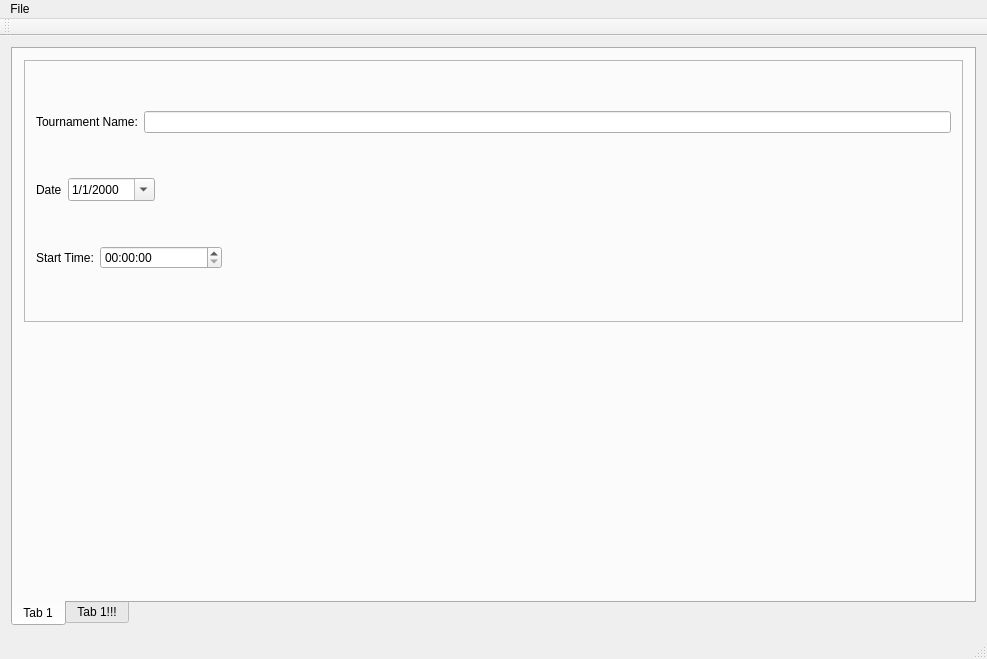
gcdean/JudoMaster, file JudoMasterMainWindow.ui: the form before one commit.
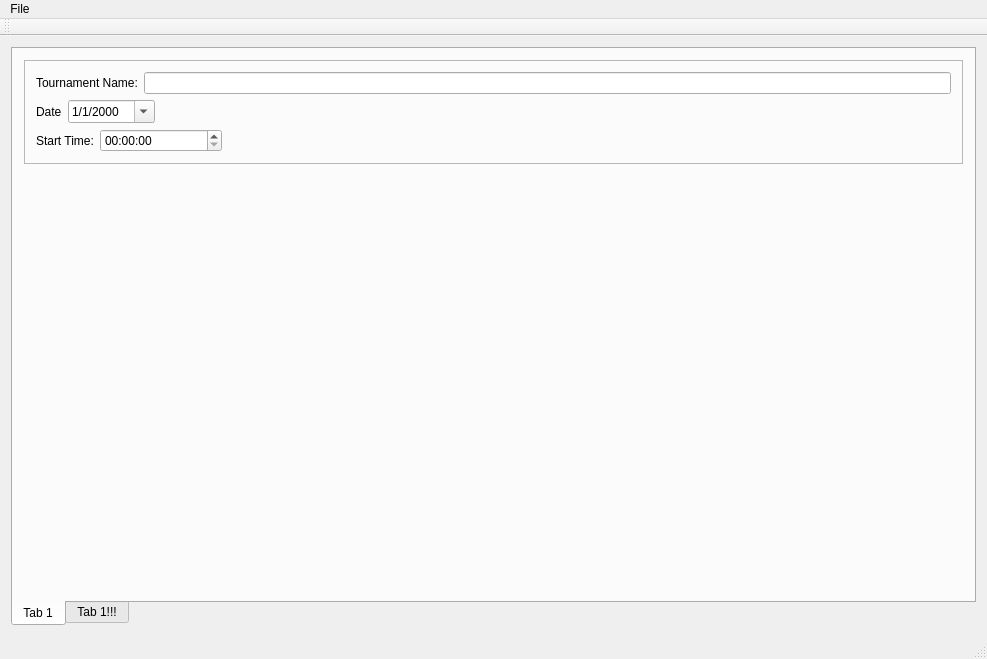
The form after the commit. Custom widgets are drawn as their Qt base class.

The edit to the form file:
```diff
--- a/JudoMasterMainWindow.ui
+++ b/JudoMasterMainWindow.ui
@@ -27,7 +27,7 @@
        <attribute name="title">
         <string>Tab 1</string>
        </attribute>
-       <layout class="QVBoxLayout" name="verticalLayout_2">
+       <layout class="QVBoxLayout" name="verticalLayout_2" stretch="0,0,1">
         <item>
          <widget class="QFrame" name="tournamentFrame">
           <property name="frameShape">
@@ -138,6 +138,19 @@
           </layout>
          </widget>
         </item>
+        <item>
+         <spacer name="verticalSpacer">
+          <property name="orientation">
+           <enum>Qt::Vertical</enum>
+          </property>
+          <property name="sizeHint" stdset="0">
+           <size>
+            <width>20</width>
+            <height>40</height>
+           </size>
+          </property>
+         </spacer>
+        </item>
         <item>
          <widget class="ClubsEditor" name="detailsWidget" native="true">
           <property name="minimumSize">
```
